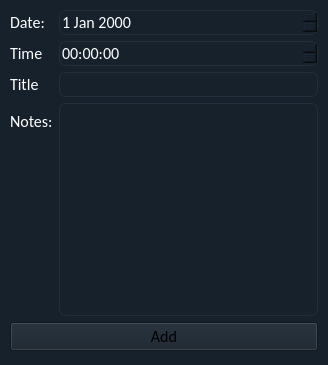
Petrino411/Coursework-MSTP, file gui/add.ui: the form before one commit.
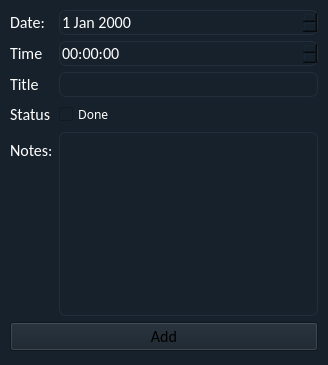
The form after the commit.

Patch:
```diff
--- a/gui/add.ui
+++ b/gui/add.ui
@@ -28,7 +28,7 @@
   <property name="styleSheet">
    <string notr="true">background-color: rgb(23, 33, 43);</string>
   </property>
-  <widget class="QWidget" name="">
+  <widget class="QWidget" name="layoutWidget">
    <property name="geometry">
     <rect>
      <x>10</x>
@@ -133,7 +133,7 @@
         </property>
        </widget>
       </item>
-      <item row="3" column="0">
+      <item row="4" column="0">
        <widget class="QLabel" name="label_3">
         <property name="font">
          <font>
@@ -150,6 +150,32 @@
        </widget>
       </item>
       <item row="3" column="1">
+       <widget class="QCheckBox" name="checkBox">
+        <property name="styleSheet">
+         <string notr="true">color: rgb(255, 255, 255);</string>
+        </property>
+        <property name="text">
+         <string>Done</string>
+        </property>
+       </widget>
+      </item>
+      <item row="3" column="0">
+       <widget class="QLabel" name="label_5">
+        <property name="font">
+         <font>
+          <family>Calibri</family>
+          <pointsize>12</pointsize>
+         </font>
+        </property>
+        <property name="styleSheet">
+         <string notr="true">color: rgb(255, 255, 255);</string>
+        </property>
+        <property name="text">
+         <string>Status</string>
+        </property>
+       </widget>
+      </item>
+      <item row="4" column="1">
        <widget class="QTextEdit" name="textEdit">
         <property name="font">
          <font>
```
